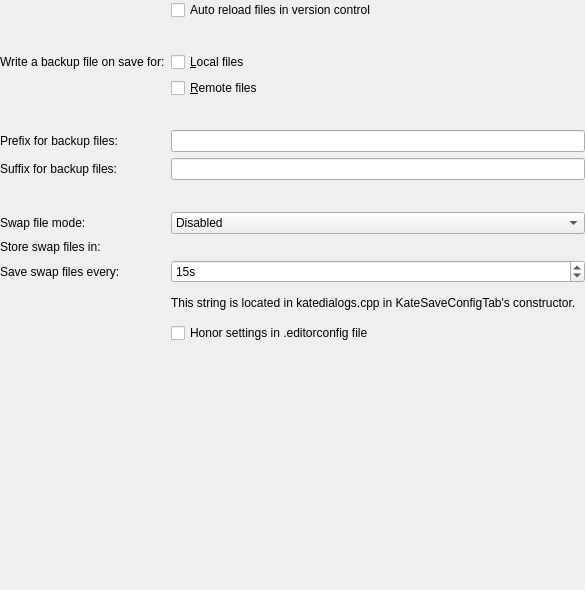
Before: the Qt Designer form src/dialogs/opensaveconfigadvwidget.ui in KDE/ktexteditor, drawn with Qt 5.
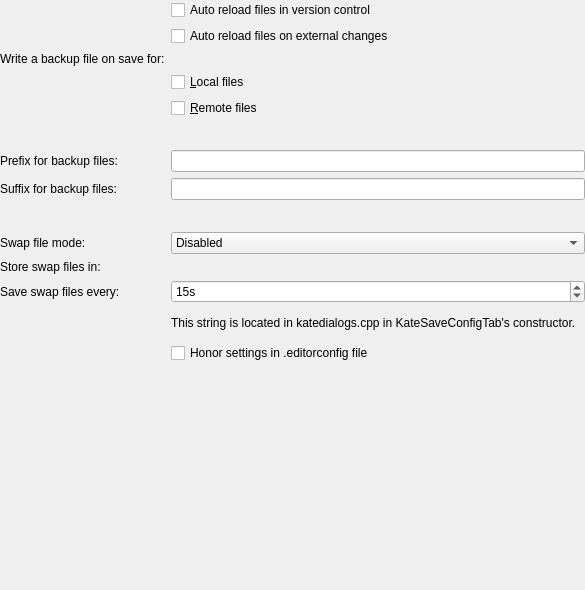
After: the same form once the commit is applied. Custom widgets are drawn as their Qt base class.

Commit message: add auto reload on external changes option

```diff
--- a/src/dialogs/opensaveconfigadvwidget.ui
+++ b/src/dialogs/opensaveconfigadvwidget.ui
@@ -35,6 +35,13 @@
        </property>
       </widget>
      </item>
+     <item row="1" column="1">
+      <widget class="QCheckBox" name="chkAutoReloadOnExternalChanges">
+       <property name="text">
+        <string>Auto reload files on external changes</string>
+       </property>
+      </widget>
+     </item>
      <item row="2" column="0">
       <widget class="QLabel" name="label">
        <property name="text">
@@ -42,7 +49,7 @@
        </property>
       </widget>
      </item>
-     <item row="2" column="1">
+     <item row="3" column="1">
       <widget class="QCheckBox" name="chkBackupLocalFiles">
        <property name="whatsThis">
         <string>If this option is enabled, backups for local files will be created when saving.</string>
@@ -52,7 +59,7 @@
        </property>
       </widget>
      </item>
-     <item row="3" column="1">
+     <item row="4" column="1">
       <widget class="QCheckBox" name="chkBackupRemoteFiles">
        <property name="whatsThis">
         <string>If this option is enabled, backups for remote files will be created when saving.</string>
@@ -62,7 +69,7 @@
        </property>
       </widget>
      </item>
-     <item row="4" column="1">
+     <item row="5" column="1">
       <spacer name="verticalSpacer_2">
        <property name="orientation">
         <enum>Qt::Vertical</enum>
@@ -78,7 +85,7 @@
        </property>
       </spacer>
      </item>
-     <item row="5" column="0">
+     <item row="6" column="0">
       <widget class="QLabel" name="label_5">
        <property name="text">
         <string>Prefix for backup files:</string>
@@ -88,14 +95,14 @@
        </property>
       </widget>
      </item>
-     <item row="5" column="1">
+     <item row="6" column="1">
       <widget class="QLineEdit" name="edtBackupPrefix">
        <property name="whatsThis">
         <string>Enter the prefix to prepend to the backup file names.</string>
        </property>
       </widget>
      </item>
-     <item row="6" column="0">
+     <item row="7" column="0">
       <widget class="QLabel" name="label_6">
        <property name="text">
         <string>Suffix for backup files:</string>
@@ -105,14 +112,14 @@
        </property>
       </widget>
      </item>
-     <item row="6" column="1">
+     <item row="7" column="1">
       <widget class="QLineEdit" name="edtBackupSuffix">
        <property name="whatsThis">
         <string>Enter the suffix to append to the backup file names.</string>
        </property>
       </widget>
      </item>
-     <item row="7" column="1">
+     <item row="8" column="1">
       <spacer name="verticalSpacer">
        <property name="orientation">
         <enum>Qt::Vertical</enum>
@@ -128,7 +135,7 @@
        </property>
       </spacer>
      </item>
-     <item row="8" column="0">
+     <item row="9" column="0">
       <widget class="QLabel" name="lblSwapFileMode">
        <property name="text">
         <string>Swap file mode:</string>
@@ -138,7 +145,7 @@
        </property>
       </widget>
      </item>
-     <item row="8" column="1">
+     <item row="9" column="1">
       <widget class="QComboBox" name="cmbSwapFileMode">
        <item>
         <property name="text">
@@ -157,7 +164,7 @@
        </item>
       </widget>
      </item>
-     <item row="9" column="0">
+     <item row="10" column="0">
       <widget class="QLabel" name="lblSwapDirectory">
        <property name="text">
         <string>Store swap files in:</string>
@@ -167,7 +174,7 @@
        </property>
       </widget>
      </item>
-     <item row="9" column="1">
+     <item row="10" column="1">
       <widget class="KUrlRequester" name="kurlSwapDirectory">
        <property name="enabled">
         <bool>false</bool>
@@ -177,7 +184,7 @@
        </property>
       </widget>
      </item>
-     <item row="10" column="0">
+     <item row="11" column="0">
       <widget class="QLabel" name="lblSwapFileSync">
        <property name="text">
         <string>Save swap files every:</string>
@@ -187,7 +194,7 @@
        </property>
       </widget>
      </item>
-     <item row="10" column="1">
+     <item row="11" column="1">
       <widget class="QSpinBox" name="spbSwapFileSync">
        <property name="specialValueText">
         <string>Disabled</string>
@@ -209,7 +216,7 @@
        </property>
       </widget>
      </item>
-     <item row="11" column="1">
+     <item row="12" column="1">
       <widget class="QLabel" name="lblExplanatory">
        <property name="sizePolicy">
         <sizepolicy hsizetype="Expanding" vsizetype="Preferred">
@@ -241,7 +248,7 @@
        </property>
       </spacer>
      </item>
-     <item row="12" column="1">
+     <item row="13" column="1">
       <widget class="QCheckBox" name="chkEditorConfig">
        <property name="text">
         <string>Honor settings in .editorconfig file</string>
```
The commit also changes 4 other files.
